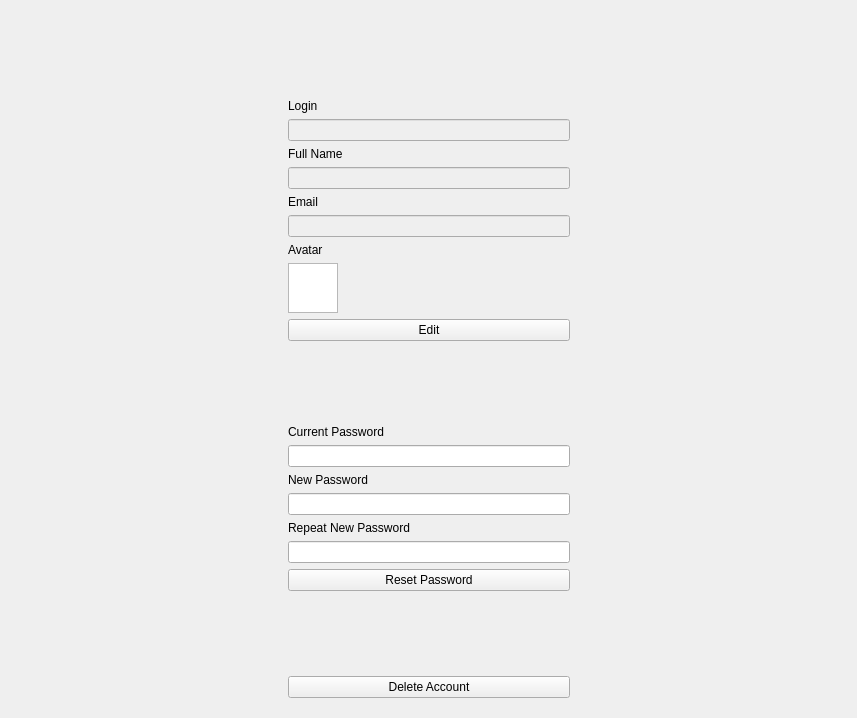
Above: task-tracker-frontend/ProfileWidget.ui from Unkorunk/task-tracker before the change. Below: the same form after it.
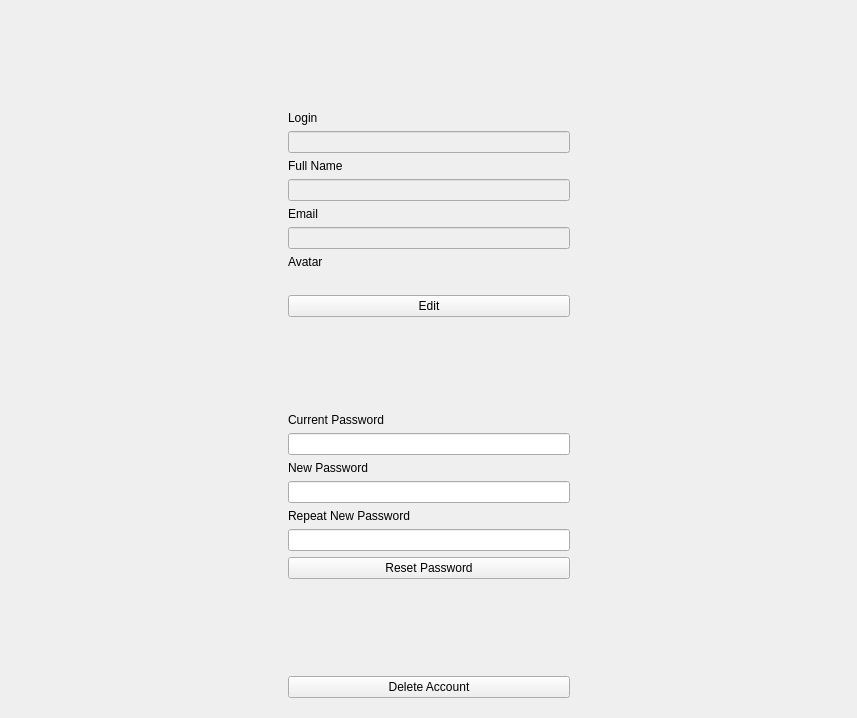
That is the form after the change.

Commit message: Add avatar that generate it depend on username

```diff
--- a/task-tracker-frontend/ProfileWidget.ui
+++ b/task-tracker-frontend/ProfileWidget.ui
@@ -105,13 +105,16 @@
        </widget>
       </item>
       <item>
-       <widget class="QGraphicsView" name="avatarView">
+       <widget class="QLabel" name="imgLbl">
         <property name="maximumSize">
          <size>
           <width>50</width>
           <height>50</height>
          </size>
         </property>
+        <property name="text">
+         <string/>
+        </property>
        </widget>
       </item>
       <item>
```
The commit also changes 2 other files.
